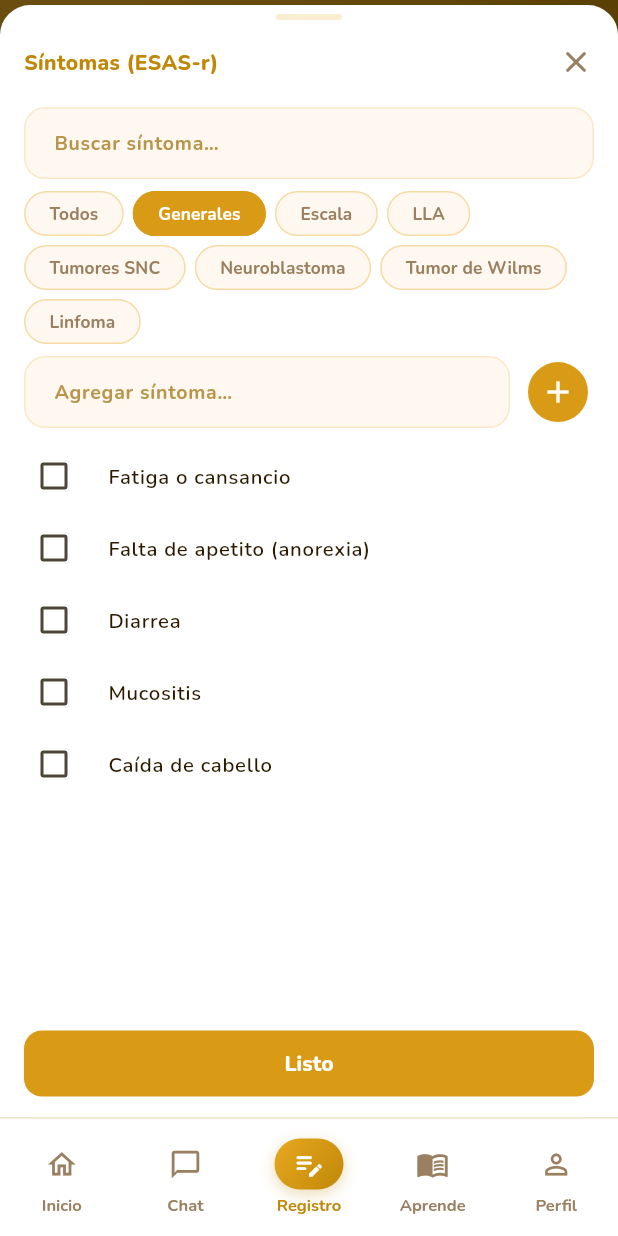
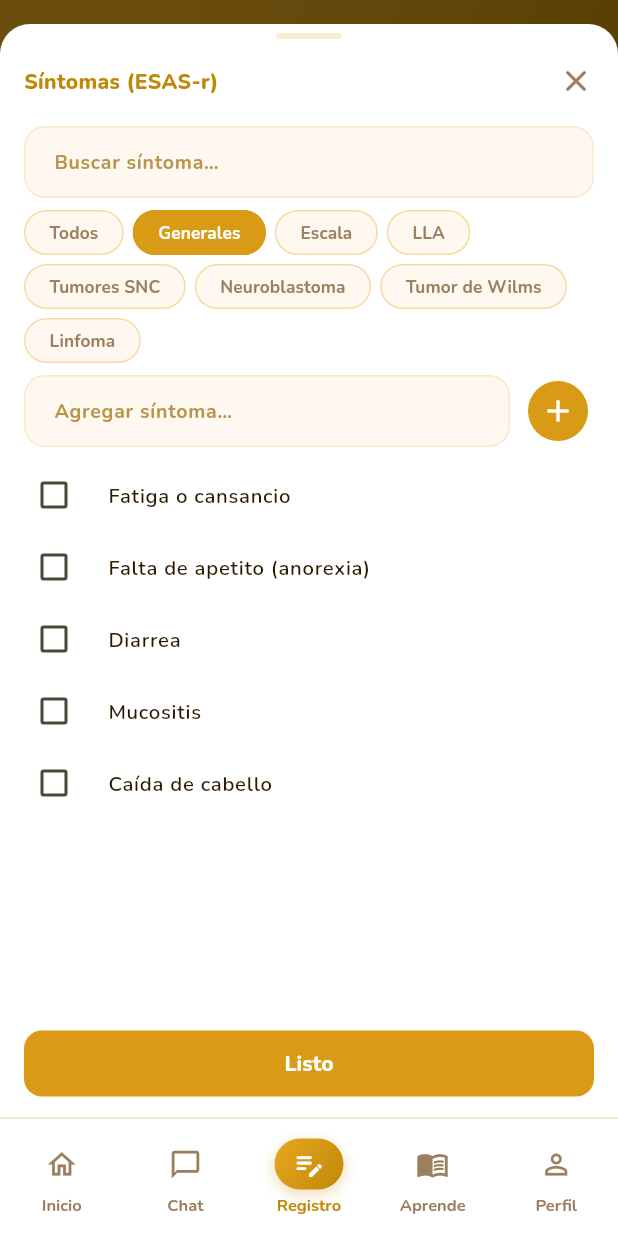
Before and after one commit to Ignnazi/OnCuidar, a Flutter app: the RegistroClinicoScreen screen opened by its route, after a tap on "Selecciona los síntomas…", on a phone screen of 412 x 824 dp. Run offline on Flutter 3.47's test engine with Material 3 defaults, Android fonts, the phone set to English and light mode, and no system bars; our stand-ins replace connectivity_plus, flutter_cache_manager, flutter_local_notifications, flutter_riverpod, flutter_secure_storage, flutter_timezone and 8 more; missing offline and left inert: cryptography, excel, flutter_file_dialog, pdfx; accounts and stored records are empty; network calls fail.

Commit message:
fix(bottom-sheets): respeta áreas seguras y teclado

```diff
--- a/lib/caracteristicas/biblioteca/presentacion/pantalla_video.dart
+++ b/lib/caracteristicas/biblioteca/presentacion/pantalla_video.dart
@@ -11,6 +11,7 @@ import 'package:oncuidar/caracteristicas/biblioteca/datos/proveedores_biblioteca
 import 'package:oncuidar/caracteristicas/biblioteca/datos/servicio_cache_contenido.dart';
 import 'package:oncuidar/compartido/widgets/aviso_sin_conexion.dart';
 import 'package:oncuidar/compartido/widgets/barra_visor.dart';
+import 'package:oncuidar/compartido/widgets/hoja_segura.dart';
 import 'package:oncuidar/nucleo/proveedores.dart';
 import 'package:video_player/video_player.dart';
 
@@ -285,11 +286,14 @@ class _PantallaVideoState extends ConsumerState<PantallaVideo> {
     _timerControles?.cancel();
     final elegida = await showModalBottomSheet<double>(
       context: context,
+      useSafeArea: true,
       backgroundColor: const Color(0xFF1C1C1E),
       shape: const RoundedRectangleBorder(
         borderRadius: BorderRadius.vertical(top: Radius.circular(16)),
       ),
-      builder: (_) => _HojaVelocidad(actual: controlador.value.playbackSpeed),
+      builder: (_) => HojaConAreaSegura(
+        child: _HojaVelocidad(actual: controlador.value.playbackSpeed),
+      ),
     );
     if (elegida != null && mounted) {
       await controlador.setPlaybackSpeed(elegida);
--- a/lib/caracteristicas/chat/presentacion/widgets/hoja_conversaciones.dart
+++ b/lib/caracteristicas/chat/presentacion/widgets/hoja_conversaciones.dart
@@ -21,6 +21,7 @@ Future<void> mostrarHojaConversaciones(
   return showModalBottomSheet<void>(
     context: context,
     isScrollControlled: true,
+    useSafeArea: true,
     backgroundColor: Colors.transparent,
     builder: (_) => FondoHoja(
       child: _HojaConversaciones(
@@ -102,6 +103,7 @@ class _HojaConversacionesState extends ConsumerState<_HojaConversaciones> {
     return showModalBottomSheet<bool>(
       context: context,
       isScrollControlled: true,
+      useSafeArea: true,
       enableDrag: false,
       isDismissible: false,
       backgroundColor: Colors.transparent,
@@ -145,6 +147,7 @@ class _HojaConversacionesState extends ConsumerState<_HojaConversaciones> {
     _controladorNueva.clear();
     final confirmado = await showDialog<bool>(
       context: context,
+      useSafeArea: true,
       builder: (context) => AlertDialog(
         key: const Key('dialogoNombreConversacion'),
         title: const Text('Nueva conversación'),
--- a/lib/caracteristicas/configuracion/presentacion/seccion_configuracion.dart
+++ b/lib/caracteristicas/configuracion/presentacion/seccion_configuracion.dart
@@ -14,6 +14,7 @@ Future<void> mostrarHojaConfiguracion(BuildContext context) {
   return showModalBottomSheet<void>(
     context: context,
     isScrollControlled: true,
+    useSafeArea: true,
     backgroundColor: Colors.transparent,
     builder: (contexto) => FondoHoja(
       radio: 24,
--- a/lib/caracteristicas/historial/presentacion/widgets/dialogo_rango_fechas.dart
+++ b/lib/caracteristicas/historial/presentacion/widgets/dialogo_rango_fechas.dart
@@ -11,6 +11,7 @@ Future<({DateTime? inicio, DateTime? fin})?> mostrarDialogoRangoFechas(
 }) {
   return showDialog<({DateTime? inicio, DateTime? fin})>(
     context: context,
+    useSafeArea: true,
     builder: (_) =>
         _DialogoRangoFechas(fechaInicio: fechaInicio, fechaFin: fechaFin),
   );
--- a/lib/caracteristicas/pacientes/presentacion/widgets/dialogo_archivados.dart
+++ b/lib/caracteristicas/pacientes/presentacion/widgets/dialogo_archivados.dart
@@ -13,6 +13,7 @@ Future<void> mostrarDialogoArchivados(
   return showModalBottomSheet<void>(
     context: context,
     isScrollControlled: true,
+    useSafeArea: true,
     backgroundColor: Colors.transparent,
     builder: (ctx) => Consumer(
       builder: (context, ref, _) {
--- a/lib/caracteristicas/pacientes/presentacion/widgets/dialogo_paciente.dart
+++ b/lib/caracteristicas/pacientes/presentacion/widgets/dialogo_paciente.dart
@@ -18,6 +18,7 @@ Future<void> mostrarDialogoPaciente(
   return showModalBottomSheet<void>(
     context: context,
     isScrollControlled: true,
+    useSafeArea: true,
     enableDrag: false,
     isDismissible: false,
     backgroundColor: Colors.transparent,
--- a/lib/caracteristicas/perfil/presentacion/widgets/dialogo_correos.dart
+++ b/lib/caracteristicas/perfil/presentacion/widgets/dialogo_correos.dart
@@ -23,6 +23,7 @@ Future<void> mostrarDialogoCorreos(
   return showModalBottomSheet<void>(
     context: context,
     isScrollControlled: true,
+    useSafeArea: true,
     enableDrag: false,
     isDismissible: false,
     backgroundColor: Colors.transparent,
--- a/lib/caracteristicas/perfil/presentacion/widgets/dialogo_editar_cuidador.dart
+++ b/lib/caracteristicas/perfil/presentacion/widgets/dialogo_editar_cuidador.dart
@@ -22,6 +22,7 @@ Future<void> mostrarDialogoEditarCuidador(
   return showModalBottomSheet<void>(
     context: context,
     isScrollControlled: true,
+    useSafeArea: true,
     enableDrag: false,
     isDismissible: false,
     backgroundColor: Colors.transparent,
--- a/lib/caracteristicas/recordatorios/presentacion/widgets/dialogo_recordatorio.dart
+++ b/lib/caracteristicas/recordatorios/presentacion/widgets/dialogo_recordatorio.dart
@@ -16,6 +16,7 @@ Future<DatosRecordatorio?> mostrarDialogoRecordatorio(
 }) {
   return showDialog<DatosRecordatorio>(
     context: context,
+    useSafeArea: true,
     builder: (_) => _DialogoRecordatorio(
       tituloCtrl: tituloCtrl,
       descCtrl: descCtrl,
--- a/lib/caracteristicas/registro_clinico/presentacion/widgets/dialogo_tope.dart
+++ b/lib/caracteristicas/registro_clinico/presentacion/widgets/dialogo_tope.dart
@@ -9,6 +9,7 @@ Future<int?> mostrarDialogoTope(
   var valor = valorInicial;
   return showDialog<int>(
     context: context,
+    useSafeArea: true,
     builder: (dialogCtx) => StatefulBuilder(
       builder: (ctx, setDialogState) => AlertDialog(
         backgroundColor: Paleta.tarjeta,
--- a/lib/caracteristicas/registro_clinico/presentacion/widgets/seccion_sintomas.dart
+++ b/lib/caracteristicas/registro_clinico/presentacion/widgets/seccion_sintomas.dart
@@ -35,16 +35,12 @@ class SeccionSintomas extends StatelessWidget {
       backgroundColor: Colors.transparent,
       builder: (ctx) => FondoHoja(
         sobreTarjeta: true,
-        child: AnimatedPadding(
-          duration: Duration.zero,
-          padding: EdgeInsets.only(bottom: MediaQuery.viewInsetsOf(ctx).bottom),
         child: SizedBox(
           height: MediaQuery.sizeOf(ctx).height * 0.9,
           child: SelectorMultiSintoma(
             seleccionados: seleccionados,
             onAlternar: onAlternar,
             onCerrar: () => Navigator.of(ctx).pop(),
-            ),
           ),
         ),
       ),
--- a/lib/compartido/widgets/dialogo_confirmacion.dart
+++ b/lib/compartido/widgets/dialogo_confirmacion.dart
@@ -18,6 +18,7 @@ Future<bool?> mostrarDialogoConfirmacion(
   final color = colorConfirmar ?? Paleta.doradoRelleno;
   return showDialog<bool>(
     context: context,
+    useSafeArea: true,
     builder: (dialogCtx) => DialogoTarjeta(
       key: key,
       icono: icono,
--- a/lib/compartido/widgets/fondo_hoja.dart
+++ b/lib/compartido/widgets/fondo_hoja.dart
@@ -1,5 +1,6 @@
 import 'package:flutter/material.dart';
 import 'package:oncuidar/app/tema/paleta.dart';
+import 'package:oncuidar/compartido/widgets/hoja_segura.dart';
 
 class FondoHoja extends StatelessWidget {
   const FondoHoja({
@@ -16,13 +17,15 @@ class FondoHoja extends StatelessWidget {
 
   @override
   Widget build(BuildContext context) {
-    return Material(
-      color: sobreTarjeta ? Paleta.tarjeta : Paleta.crema,
-      clipBehavior: Clip.antiAlias,
-      shape: RoundedRectangleBorder(
-        borderRadius: BorderRadius.vertical(top: Radius.circular(radio)),
+    return HojaConAreaSegura(
+      child: Material(
+        color: sobreTarjeta ? Paleta.tarjeta : Paleta.crema,
+        clipBehavior: Clip.antiAlias,
+        shape: RoundedRectangleBorder(
+          borderRadius: BorderRadius.vertical(top: Radius.circular(radio)),
+        ),
+        child: child,
       ),
-      child: child,
     );
   }
 }
--- /dev/null
+++ b/lib/compartido/widgets/hoja_segura.dart
@@ -0,0 +1,39 @@
+import 'dart:math' as math;
+
+import 'package:flutter/material.dart';
+
+class HojaConAreaSegura extends StatelessWidget {
+  const HojaConAreaSegura({
+    super.key,
+    required this.child,
+    this.separacionSuperior = 16,
+  });
+
+  final Widget child;
+  final double separacionSuperior;
+
+  @override
+  Widget build(BuildContext context) {
+    final media = MediaQuery.of(context);
+    final teclado = media.viewInsets.bottom;
+    final altoDisponible = math.max(
+      0.0,
+      media.size.height - media.viewPadding.top - separacionSuperior - teclado,
+    );
+
+    return AnimatedPadding(
+      duration: const Duration(milliseconds: 180),
+      curve: Curves.easeOutCubic,
+      padding: EdgeInsets.only(bottom: teclado),
+      child: SafeArea(
+        top: true,
+        bottom: false,
+        minimum: EdgeInsets.only(top: separacionSuperior),
+        child: ConstrainedBox(
+          constraints: BoxConstraints(maxHeight: altoDisponible),
+          child: child,
+        ),
+      ),
+    );
+  }
+}
```
Also changed, not shown: lib/caracteristicas/chat/presentacion/widgets/hoja_renombrar_conversacion.dart (+8 -2 lines), lib/caracteristicas/pacientes/presentacion/widgets/dialogo_cambiar_paciente.dart (+9 -4 lines), lib/compartido/widgets/hoja_dialogo.dart (+8 -2 lines). Lines whose indentation alone changed are shown as unchanged.
